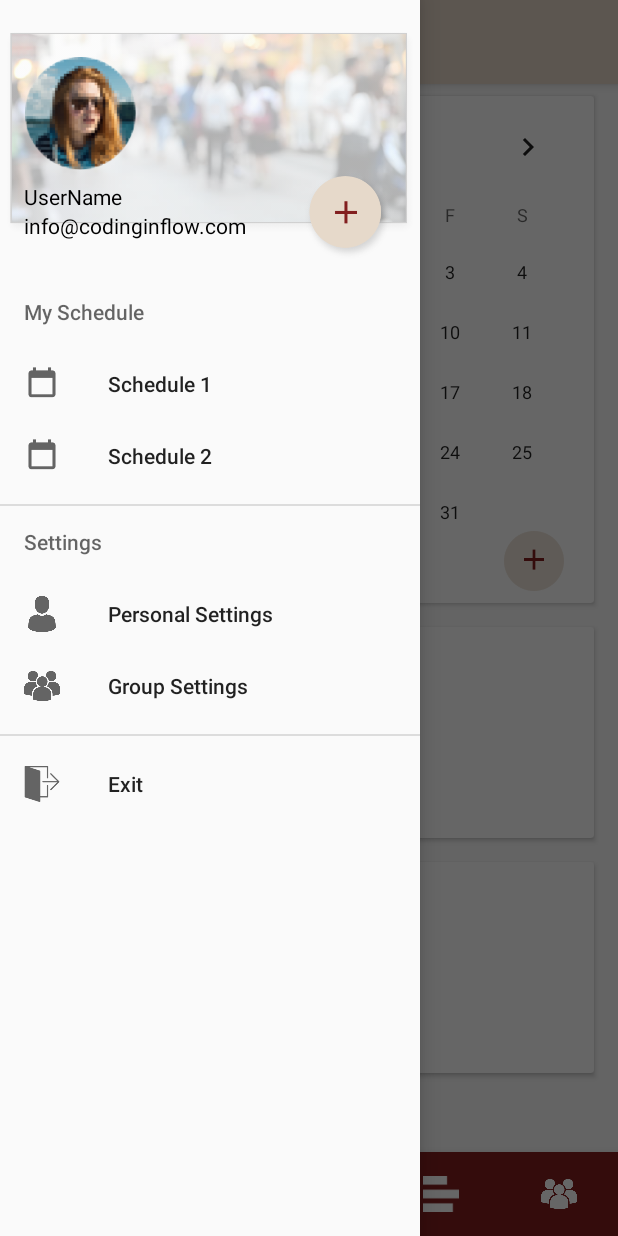
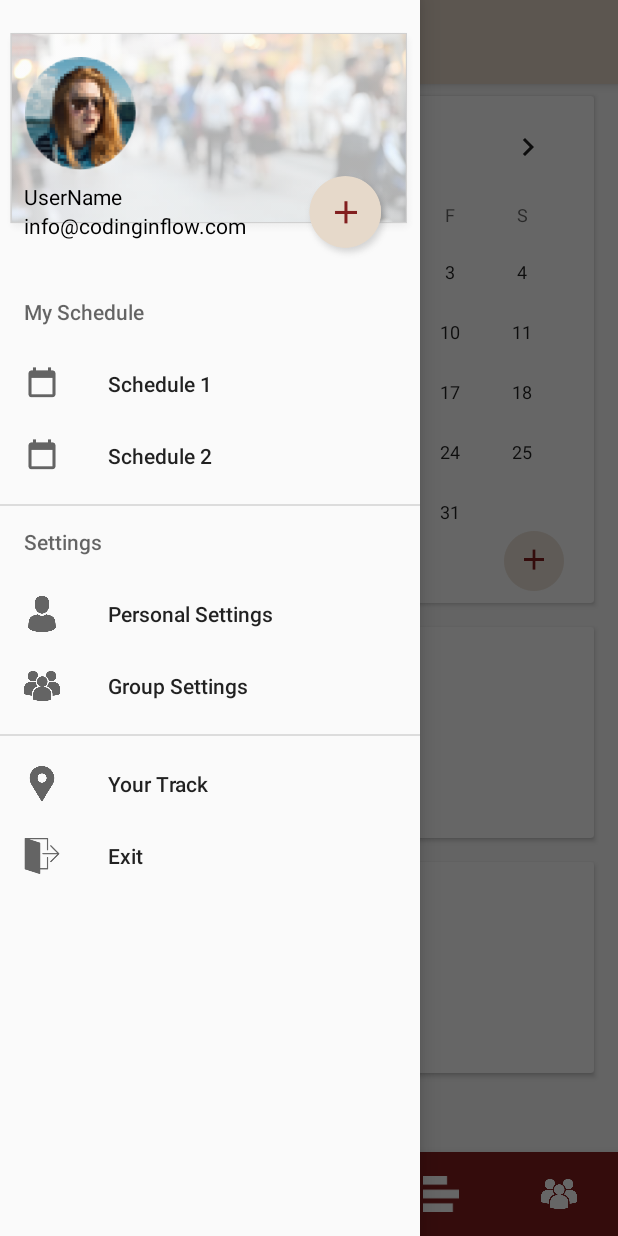
Before and after one commit to jtr860830/LifePrint-AndroidApp, an Android app: the MainActivity screen opened directly, with no data from a screen before it, with the side drawer open, on a phone screen of 412 x 824 dp. Run offline under Robolectric (Android 15) with nearby library versions, the phone set to English and light mode, and no system bars.

Commit message:
drawermenu

```diff
--- a/app/src/main/res/menu/drawer_menu.xml
+++ b/app/src/main/res/menu/drawer_menu.xml
@@ -30,6 +30,10 @@
         </item>
     </group>
 
+    <item android:title="Your Track"
+        android:id="@+id/map"
+        android:icon="@drawable/place">
+    </item>
     <item android:title="Exit"
         android:id="@+id/exit"
         android:icon="@drawable/exit">
--- a/app/src/main/res/menu/nav_menu.xml
+++ b/app/src/main/res/menu/nav_menu.xml
@@ -17,7 +17,7 @@
         />
     <item
         android:id="@+id/nav_feed"
-        android:title="Feed"
+        android:title="Analysis"
         android:icon="@drawable/feed"
         />
     <item
```
Also changed, not shown: app/src/main/res/drawable/place.png (added).
